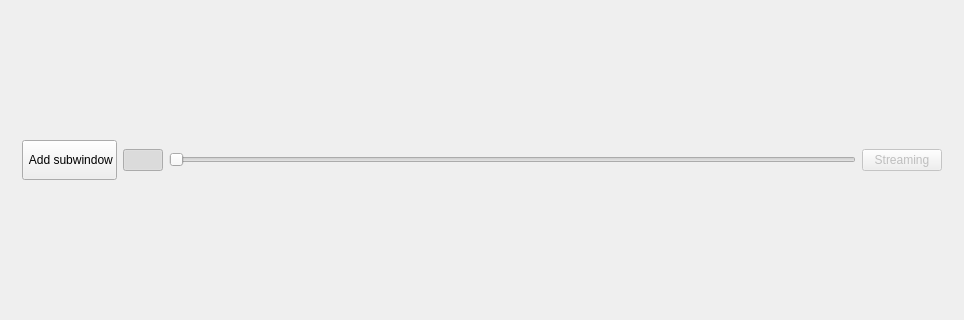
ziparker/PlotJuggler, file plotter_gui/mainwindow.ui: the form before one commit; both pictures show x 0 to 964 and y 162 to 482 of the 964 by 650 pixel window.
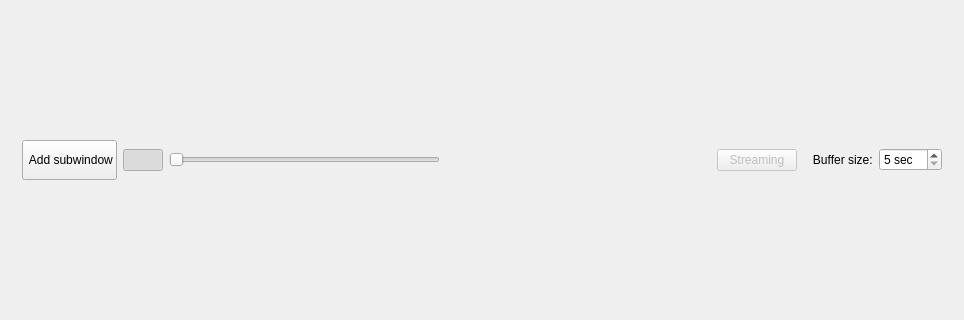
The form after the commit. Icons and pictures are not drawn.

Commit message: working on variable buffer

Patch:
```diff
--- a/plotter_gui/mainwindow.ui
+++ b/plotter_gui/mainwindow.ui
@@ -138,6 +138,19 @@
             </property>
            </widget>
           </item>
+          <item>
+           <spacer name="horizontalSpacer">
+            <property name="orientation">
+             <enum>Qt::Horizontal</enum>
+            </property>
+            <property name="sizeHint" stdset="0">
+             <size>
+              <width>40</width>
+              <height>20</height>
+             </size>
+            </property>
+           </spacer>
+          </item>
           <item>
            <widget class="QPushButton" name="pushButtonStreaming">
             <property name="enabled">
@@ -151,6 +164,29 @@
             </property>
            </widget>
           </item>
+          <item>
+           <widget class="QLabel" name="streamingLabel">
+            <property name="text">
+             <string>   Buffer size:</string>
+            </property>
+           </widget>
+          </item>
+          <item>
+           <widget class="QSpinBox" name="streamingSpinBox">
+            <property name="focusPolicy">
+             <enum>Qt::NoFocus</enum>
+            </property>
+            <property name="suffix">
+             <string> sec</string>
+            </property>
+            <property name="minimum">
+             <number>5</number>
+            </property>
+            <property name="maximum">
+             <number>20</number>
+            </property>
+           </widget>
+          </item>
          </layout>
         </item>
        </layout>
```
Left out of the diff: 6 changed lines with no effect on the pictures. The commit also changes 4 other files.
